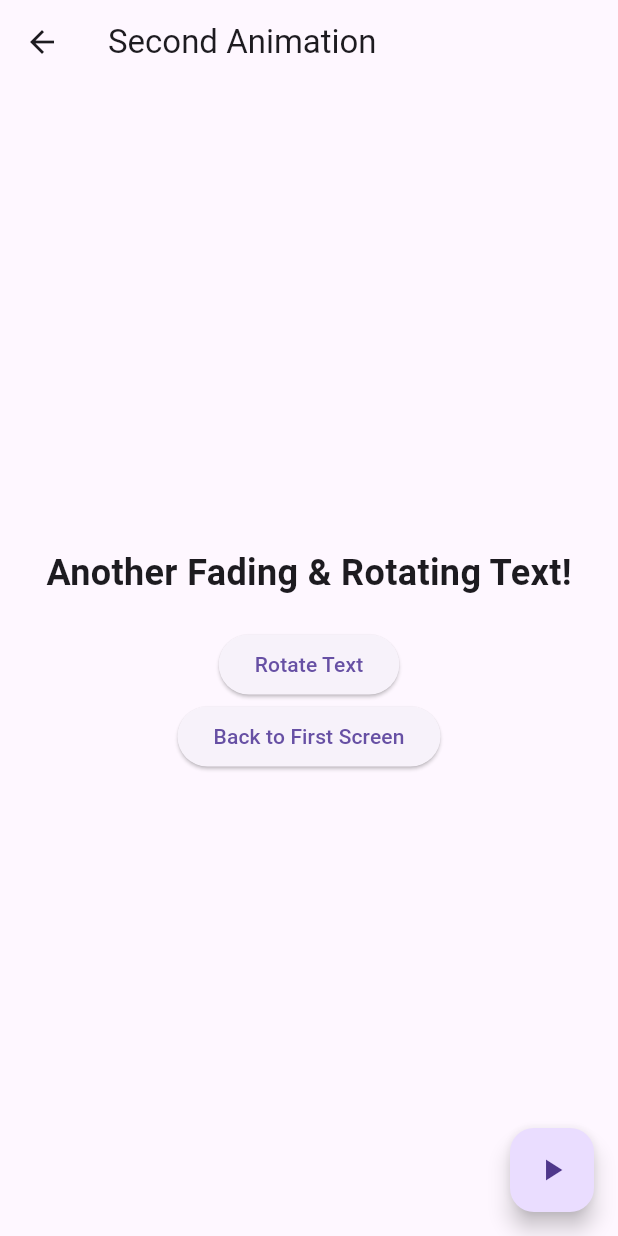
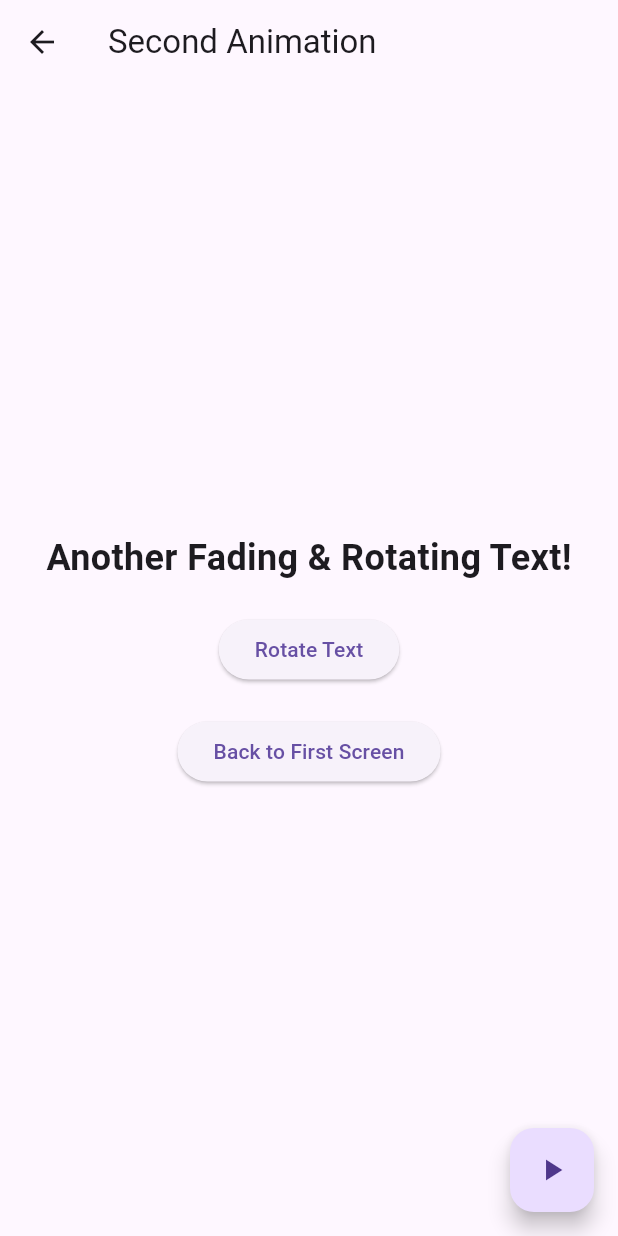
Before and after one commit to jalaparthi1/class_activity7, a Flutter app: the SecondScreen screen opened directly, on a phone screen of 412 x 824 dp. Run offline on Flutter 3.47's test engine with Material 3 defaults, Android fonts, the light colour scheme and no system bars; our stand-ins replace flutter_colorpicker.

Commit message:
UI Update for 2nd Screen

```diff
--- a/lib/main.dart
+++ b/lib/main.dart
@@ -181,7 +181,7 @@
               onPressed: rotateText,
               child: Text('Rotate Text'),
             ),
-            SizedBox(width: 100,),
+            SizedBox(height: 20),
             ElevatedButton(
               onPressed: () {
                 Navigator.pop(context);
```
